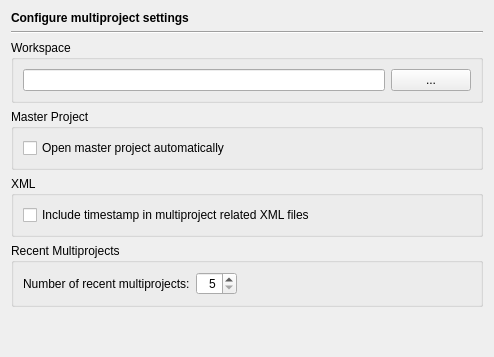
First picture: the form in Preferences/ConfigurationPages/MultiProjectPage.ui, repository testmana2/test, before the edit.
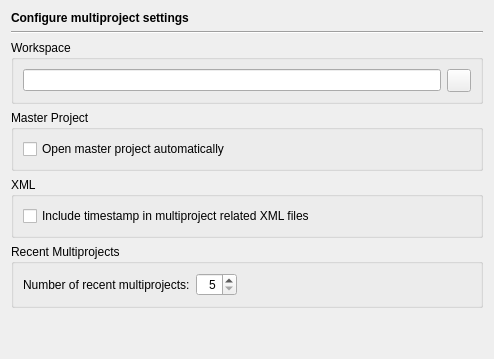
Second picture: the form after the edit.

Commit message: Changed all the file or directory selection buttons to QToolButton and gave them an icon.

```diff
--- a/Preferences/ConfigurationPages/MultiProjectPage.ui
+++ b/Preferences/ConfigurationPages/MultiProjectPage.ui
@@ -7,7 +7,7 @@
     <x>0</x>
     <y>0</y>
     <width>494</width>
-    <height>357</height>
+    <height>359</height>
    </rect>
   </property>
   <layout class="QVBoxLayout" name="verticalLayout">
@@ -49,13 +49,10 @@
        </widget>
       </item>
       <item>
-       <widget class="QPushButton" name="workspaceButton">
+       <widget class="QToolButton" name="workspaceButton">
         <property name="toolTip">
          <string>Select the workspace directory via a directory selection button</string>
         </property>
-        <property name="text">
-         <string notr="true">...</string>
-        </property>
        </widget>
       </item>
      </layout>
```
The commit also changes 127 other files.
